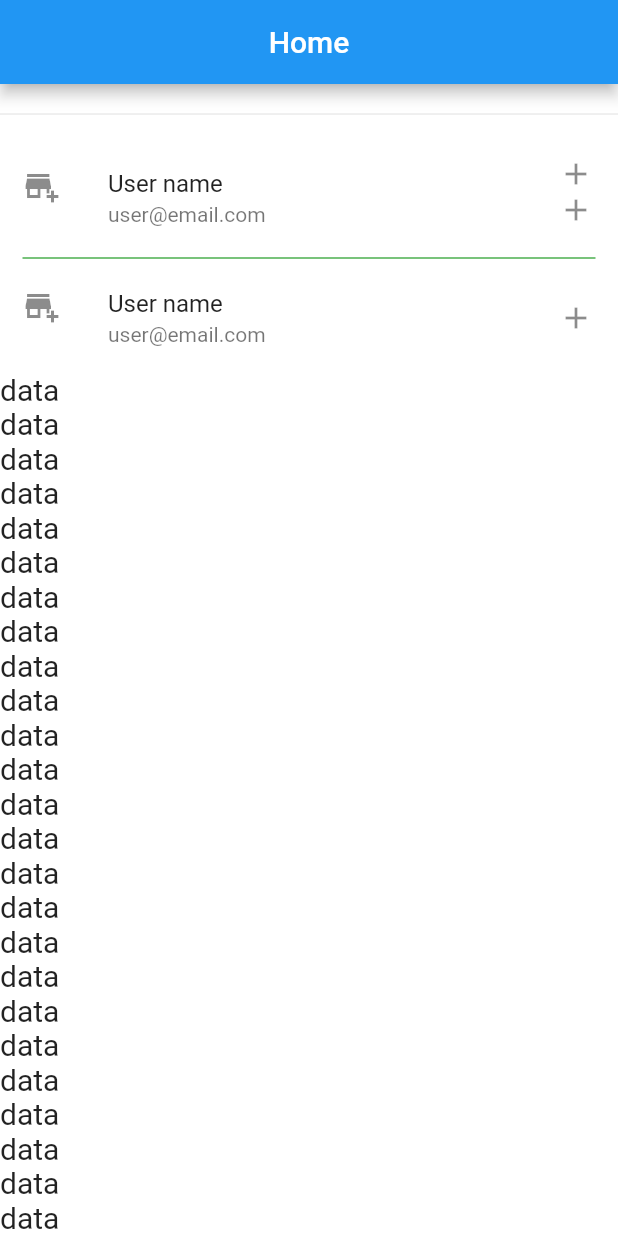
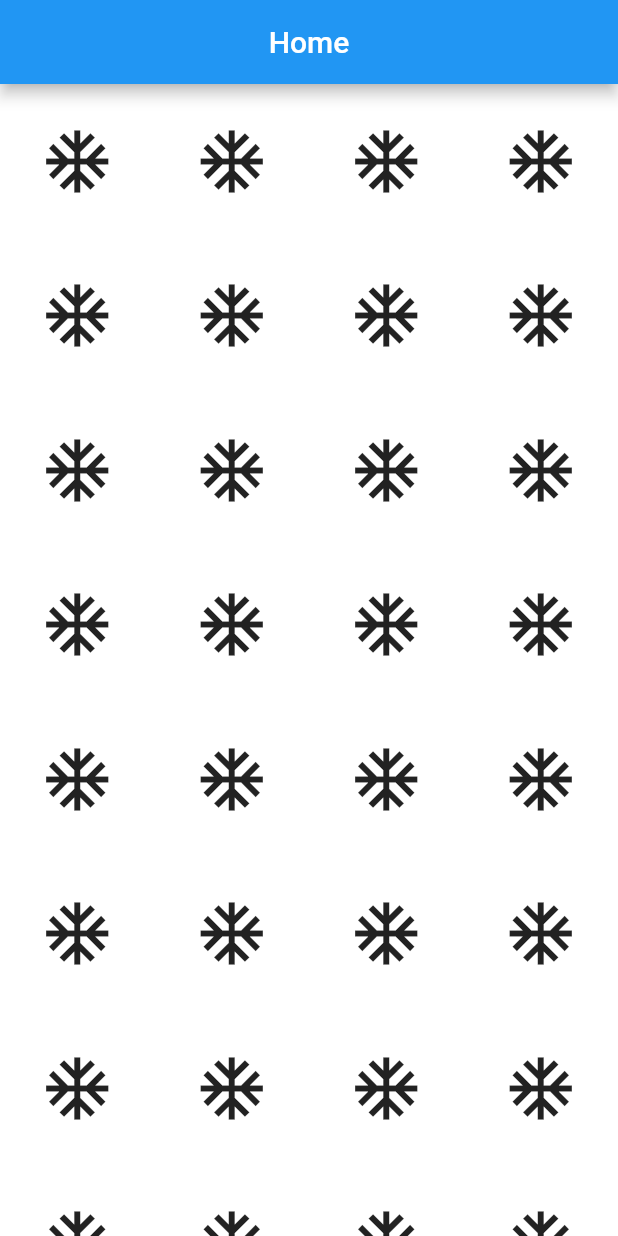
Before and after one commit to saem10/Flutter_project, a Flutter app: the screen it shows after launch, on a phone screen of 412 x 824 dp. Run offline on Flutter 3.47's test engine with Material 2 defaults, Android fonts, the phone set to English and light mode, and no system bars.

Commit message:
GridView

```diff
--- a/lib/main.dart
+++ b/lib/main.dart
@@ -21,109 +21,79 @@ class HomeScreen extends StatelessWidget{
       appBar: AppBar(
         centerTitle: true,
         title: Text('Home'),
+      ),
 
-      ),
       body:
        Scrollbar(
          thickness: 10,
          radius: Radius.circular(8),
-         //child: SingleChildScrollView(
+                   child: GridView(
+                    gridDelegate: SliverGridDelegateWithFixedCrossAxisCount(
+                        crossAxisCount: 4),
+                     children: [
+                       Icon(Icons.ac_unit,size: 50,),
+                       Icon(Icons.ac_unit,size: 50,),
+                       Icon(Icons.ac_unit,size: 50,),
+                       Icon(Icons.ac_unit,size: 50,),
+                       Icon(Icons.ac_unit,size: 50,),
+                       Icon(Icons.ac_unit,size: 50,),
+                       Icon(Icons.ac_unit,size: 50,),
+                       Icon(Icons.ac_unit,size: 50,),
+                       Icon(Icons.ac_unit,size: 50,),
+                       Icon(Icons.ac_unit,size: 50,),
+                       Icon(Icons.ac_unit,size: 50,),
+                       Icon(Icons.ac_unit,size: 50,),
+                       Icon(Icons.ac_unit,size: 50,),
+                       Icon(Icons.ac_unit,size: 50,),
+                       Icon(Icons.ac_unit,size: 50,),
+                       Icon(Icons.ac_unit,size: 50,),
+                       Icon(Icons.ac_unit,size: 50,),
+                       Icon(Icons.ac_unit,size: 50,),
+                       Icon(Icons.ac_unit,size: 50,),
+                       Icon(Icons.ac_unit,size: 50,),
+                       Icon(Icons.ac_unit,size: 50,),
+                       Icon(Icons.ac_unit,size: 50,),
+                       Icon(Icons.ac_unit,size: 50,),
+                       Icon(Icons.ac_unit,size: 50,),
+                       Icon(Icons.ac_unit,size: 50,),
+                       Icon(Icons.ac_unit,size: 50,),
+                       Icon(Icons.ac_unit,size: 50,),
+                       Icon(Icons.ac_unit,size: 50,),
+                       Icon(Icons.ac_unit,size: 50,),
+                       Icon(Icons.ac_unit,size: 50,),
+                       Icon(Icons.ac_unit,size: 50,),
+                       Icon(Icons.ac_unit,size: 50,),
+                       Icon(Icons.ac_unit,size: 50,),
+                       Icon(Icons.ac_unit,size: 50,),
+                       Icon(Icons.ac_unit,size: 50,),
+                       Icon(Icons.ac_unit,size: 50,),
+                       Icon(Icons.ac_unit,size: 50,),
+                       Icon(Icons.ac_unit,size: 50,),
+                       Icon(Icons.ac_unit,size: 50,),
+                       Icon(Icons.ac_unit,size: 50,),
+                       Icon(Icons.ac_unit,size: 50,),
+                       Icon(Icons.ac_unit,size: 50,),
+                       Icon(Icons.ac_unit,size: 50,),
+                       Icon(Icons.ac_unit,size: 50,),
+                       Icon(Icons.ac_unit,size: 50,),
+                       Icon(Icons.ac_unit,size: 50,),
+                       Icon(Icons.ac_unit,size: 50,),
+                       Icon(Icons.ac_unit,size: 50,),
+                       Icon(Icons.ac_unit,size: 50,),
+                       Icon(Icons.ac_unit,size: 50,),
+                       Icon(Icons.ac_unit,size: 50,),
+                       Icon(Icons.ac_unit,size: 50,),
+                       Icon(Icons.ac_unit,size: 50,),
+                       Icon(Icons.ac_unit,size: 50,),
+                       Icon(Icons.ac_unit,size: 50,),
+                       Icon(Icons.ac_unit,size: 50,),
+                       Icon(Icons.ac_unit,size: 50,),
+                       Icon(Icons.ac_unit,size: 50,),
+                       Icon(Icons.ac_unit,size: 50,),
+                       Icon(Icons.ac_unit,size: 50,),
+                     ],
+                   ),
 
-           child: ListView(
-             //ListView
-            //scrollDirection: Axis.vertical,
-            children: [
-              Divider(
-                height: 40,
-              ),
-              ListTile(
-                title: Text('User name'),
-                subtitle: Text('user@email.com'),
-                leading: Icon(Icons.add_business),
-                trailing: Column(
-                  children: [
-                    Icon(Icons.add),
-                    Icon(Icons.add),
-                  ],
-                ),
-
-                onTap: (){
-                  print('tap');
-                },
-              ),
-               Divider(
-                 height: 8,
-                 thickness: 1,
-                 color: Colors.green,
-                 endIndent: 15,
-                 indent: 15,
-               ),
-              ListTile(
-                title: Text('User name'),
-                subtitle: Text('user@email.com'),
-                leading: Icon(Icons.add_business),
-                trailing: Icon(Icons.add),
-                onTap: (){
-                  print('tap');
-                },
-              ),
-
-              Text('data',style: TextStyle(fontSize:20),),
-              Text('data',style: TextStyle(fontSize:20),),
-              Text('data',style: TextStyle(fontSize:20),),
-              Text('data',style: TextStyle(fontSize:20),),
-              Text('data',style: TextStyle(fontSize:20),),
-              Text('data',style: TextStyle(fontSize:20),),
-              Text('data',style: TextStyle(fontSize:20),),
-              Text('data',style: TextStyle(fontSize:20),),
-              Text('data',style: TextStyle(fontSize:20),),
-              Text('data',style: TextStyle(fontSize:20),),
-              Text('data',style: TextStyle(fontSize:20),),
-              Text('data',style: TextStyle(fontSize:20),),
-              Text('data',style: TextStyle(fontSize:20),),
-              Text('data',style: TextStyle(fontSize:20),),
-              Text('data',style: TextStyle(fontSize:20),),
-              Text('data',style: TextStyle(fontSize:20),),
-              Text('data',style: TextStyle(fontSize:20),),
-              Text('data',style: TextStyle(fontSize:20),),
-              Text('data',style: TextStyle(fontSize:20),),
-              Text('data',style: TextStyle(fontSize:20),),
-              Text('data',style: TextStyle(fontSize:20),),
-              Text('data',style: TextStyle(fontSize:20),),
-              Text('data',style: TextStyle(fontSize:20),),
-              Text('data',style: TextStyle(fontSize:20),),
-              Text('data',style: TextStyle(fontSize:20),),
-              Text('data',style: TextStyle(fontSize:20),),
-              Text('data',style: TextStyle(fontSize:20),),
-              Text('data',style: TextStyle(fontSize:20),),
-              Text('data',style: TextStyle(fontSize:20),),
-              Text('data',style: TextStyle(fontSize:20),),
-              Text('data',style: TextStyle(fontSize:20),),
-              Text('data',style: TextStyle(fontSize:20),),
-              Text('data',style: TextStyle(fontSize:20),),
-              Text('data',style: TextStyle(fontSize:20),),
-              Text('data',style: TextStyle(fontSize:20),),
-              Text('data',style: TextStyle(fontSize:20),),
-              Text('data',style: TextStyle(fontSize:20),),
-              Text('data',style: TextStyle(fontSize:20),),
-              Text('data',style: TextStyle(fontSize:20),),
-              Text('data',style: TextStyle(fontSize:20),),
-              Text('data',style: TextStyle(fontSize:20),),
-              Text('data',style: TextStyle(fontSize:20),),
-              Text('data',style: TextStyle(fontSize:20),),
-              Text('data',style: TextStyle(fontSize:20),),
-              Text('data',style: TextStyle(fontSize:20),),
-              Text('data',style: TextStyle(fontSize:20),),
-              Text('data',style: TextStyle(fontSize:20),),
-              Text('data',style: TextStyle(fontSize:20),),
-              Text('data',style: TextStyle(fontSize:20),),
-              Text('data',style: TextStyle(fontSize:20),),
-              Text('data',style: TextStyle(fontSize:20),),
-
-            ],
-
-      ),
-        // ),
        ),
     );
   }
```
